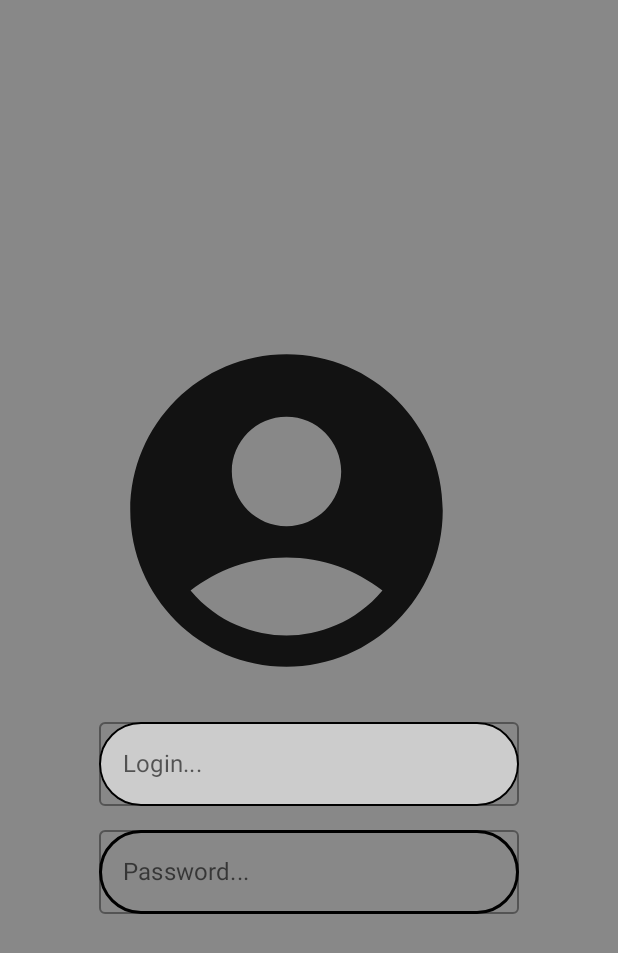
After one commit to nikikrad/FirstComposeProject, an Android app built with Jetpack Compose: the AuthScreen screen opened through its navigation route, on a phone screen of 412 x 824 dp. The commit adds this screen. Shown: the top 953 px of the screen. Run offline under Robolectric (Android 15) with nearby library versions, the phone set to English and light mode, and no system bars; our stand-ins replace Shimmer; network calls fail; pictures from the network do not load; 2 statements that could not run were skipped.

Commit message:
Test auth

```diff
--- a/app/build.gradle
+++ b/app/build.gradle
@@ -1,6 +1,7 @@
 plugins {
     id 'com.android.application'
     id 'org.jetbrains.kotlin.android'
+    id 'com.google.gms.google-services'
 }
 
 android {
@@ -54,6 +55,7 @@ dependencies {
     implementation "androidx.compose.ui:ui:$compose_ui_version"
     implementation "androidx.compose.ui:ui-tooling-preview:$compose_ui_version"
     implementation 'androidx.compose.material:material:1.3.1'
+    implementation 'com.google.firebase:firebase-auth-ktx:21.1.0'
     testImplementation 'junit:junit:4.13.2'
     androidTestImplementation 'androidx.test.ext:junit:1.1.5'
     androidTestImplementation 'androidx.test.espresso:espresso-core:3.5.1'
--- a/app/src/main/java/com/example/firstcomposeproject/navigation/NavGraph.kt
+++ b/app/src/main/java/com/example/firstcomposeproject/navigation/NavGraph.kt
@@ -9,6 +9,7 @@ import com.example.firstcomposeproject.ui.home.HomeScreen
 import com.example.firstcomposeproject.ui.home.detail.AnimeDetailScreen
 import com.example.firstcomposeproject.ui.search.SearchScreen
 import com.example.firstcomposeproject.ui.settings.SettingScreen
+import com.example.firstcomposeproject.ui.settings.auth.AuthScreen
 
 @Composable
 fun NavGraph(
@@ -25,10 +26,13 @@ fun NavGraph(
             FavoriteScreen(navController)
         }
         composable(Graph.SETTING){
-            SettingScreen()
+            SettingScreen(navController)
         }
         composable("detail/{ID}"){
             AnimeDetailScreen(navController , it.arguments?.getString("ID"))
+        }
+        composable(Graph.AUTH){
+            AuthScreen()
         }
     }
 }
@@ -40,6 +44,7 @@ object Graph {
     const val SEARCH = "search"
     const val FAVORITE = "favorite"
     const val SETTING = "setting"
+    const val AUTH = "auth"
     const val DETAIL = "detail"
 
 }
--- /dev/null
+++ b/app/src/main/java/com/example/firstcomposeproject/ui/settings/auth/AuthScreen.kt
@@ -0,0 +1,93 @@
+package com.example.firstcomposeproject.ui.settings.auth
+
+import androidx.compose.foundation.background
+import androidx.compose.foundation.border
+import androidx.compose.foundation.layout.*
+import androidx.compose.foundation.shape.AbsoluteCutCornerShape
+import androidx.compose.foundation.shape.RoundedCornerShape
+import androidx.compose.foundation.text.KeyboardOptions
+import androidx.compose.material.*
+import androidx.compose.material.icons.Icons
+import androidx.compose.material.icons.filled.AccountCircle
+import androidx.compose.runtime.*
+import androidx.compose.ui.Alignment
+import androidx.compose.ui.Modifier
+import androidx.compose.ui.graphics.Color
+import androidx.compose.ui.graphics.RectangleShape
+import androidx.compose.ui.graphics.Shape
+import androidx.compose.ui.text.input.ImeAction
+import androidx.compose.ui.text.input.KeyboardType
+import androidx.compose.ui.unit.dp
+import com.example.firstcomposeproject.ui.theme.Shapes
+import kotlin.math.log
+
+@Composable
+fun AuthScreen() {
+    var loginField by remember {
+        mutableStateOf("")
+    }
+    var passwordField by remember {
+        mutableStateOf("")
+    }
+    Box(
+        modifier = Modifier
+            .fillMaxSize()
+            .background(Color.Gray),
+        contentAlignment = Alignment.Center
+    ) {
+        Column(
+            verticalArrangement = Arrangement.spacedBy(16.dp),
+        ) {
+            Icon(
+                imageVector = Icons.Default.AccountCircle,
+                contentDescription = "accountIcon",
+                modifier = Modifier.size(250.dp)
+            )
+            OutlinedTextField(
+                value = loginField,
+                onValueChange = {
+                    loginField = it
+                },
+
+                placeholder = {
+                    Text(text = "Login...")
+                },
+                keyboardOptions = KeyboardOptions(
+                    imeAction = ImeAction.Next
+                ),
+                modifier = Modifier
+                    .background(
+                        color = Color.LightGray,
+                        shape = RoundedCornerShape(35.dp, 35.dp, 35.dp, 35.dp)
+                    )
+                    .border(
+                        width = 1.dp,
+                        color = Color.Black,
+                        shape = RoundedCornerShape(35.dp, 35.dp, 35.dp, 35.dp)
+                    ),
+                singleLine = true,
+                )
+
+            OutlinedTextField(
+                value = passwordField,
+                onValueChange = {
+                    passwordField = it
+                },
+                placeholder = {
+                    Text(text = "Password...")
+                },
+                keyboardOptions = KeyboardOptions(
+                    imeAction = ImeAction.Send
+                ),
+                modifier = Modifier.border(
+                    width = 2.dp,
+                    color = Color.Black,
+                    shape = RoundedCornerShape(35.dp, 35.dp, 35.dp, 35.dp)
+                ),
+                singleLine = true
+            )
+
+
+        }
+    }
+}
--- a/build.gradle
+++ b/build.gradle
@@ -1,6 +1,9 @@
 buildscript {
     ext {
         compose_ui_version = '1.4.0-beta01'
+    }
+    dependencies {
+        classpath 'com.google.gms:google-services:4.3.15'
     }
 }// Top-level build file where you can add configuration options common to all sub-projects/modules.
 plugins {
```
Also changed, not shown: app/src/main/java/com/example/firstcomposeproject/ui/settings/SettingScreen.kt (+75 -5 lines), app/src/main/java/com/example/firstcomposeproject/ui/theme/Theme.kt (+4 -4 lines), 1 other file.
